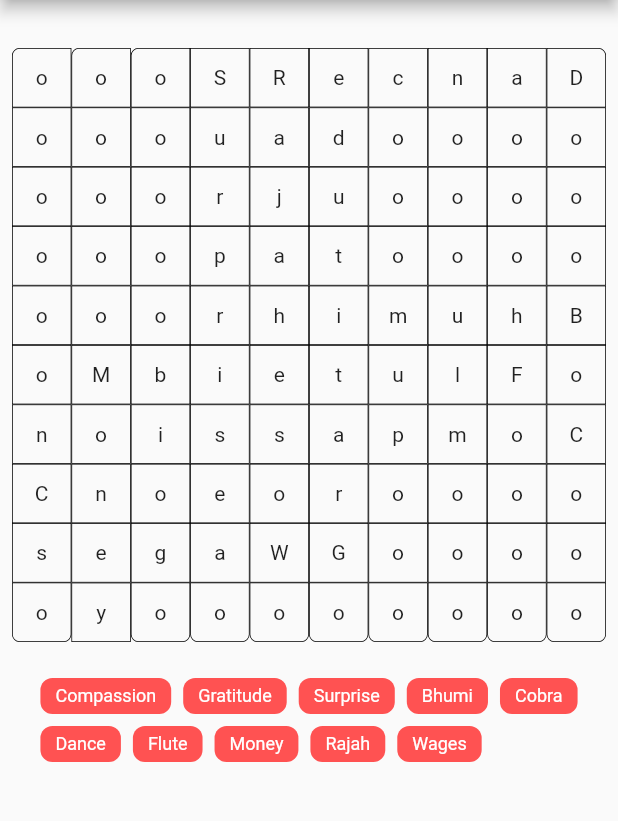
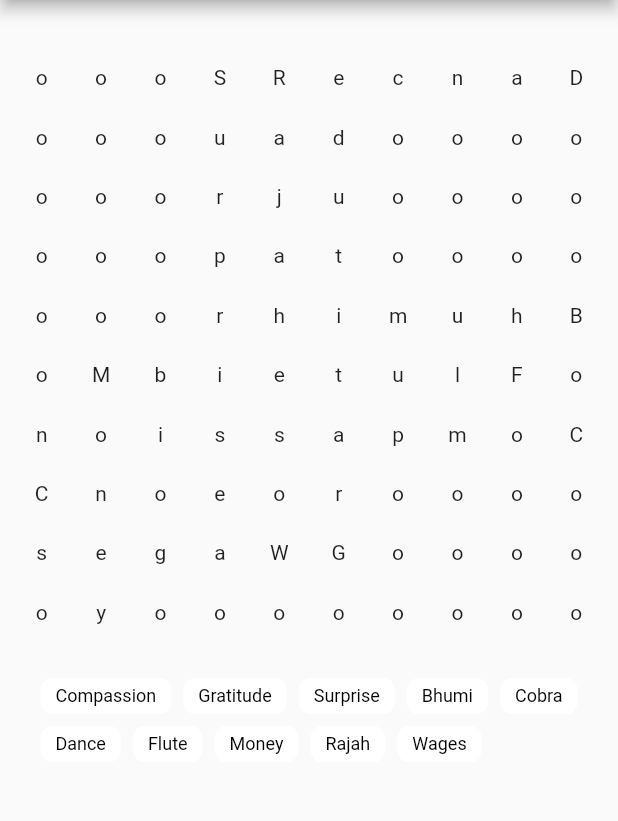
Before and after one commit to Joran-Dob/word_searcher, a Flutter app: the screen it shows after launch, on a phone screen of 412 x 824 dp, the part 84-905 px from its top. Run offline on Flutter 3.47's test engine with Material 2 defaults, Android fonts, the phone set to English and light mode, and no system bars; our stand-ins replace bloc, flutter_bloc.

Commit message:
Made minor style and logic improvement to word searcher

```diff
--- a/word_searcher/lib/src/word_searcher.dart
+++ b/word_searcher/lib/src/word_searcher.dart
@@ -84,25 +84,6 @@ class _WordSearcherState extends State<_WordSearcher> {
                                     child: AspectRatio(
                                       aspectRatio: 1,
                                       child: Container(
-                                        decoration: BoxDecoration(
-                                          border: Border.all(
-                                            width: 0.5,
-                                          ),
-                                          borderRadius: BorderRadius.only(
-                                            topLeft: topLeftItem
-                                                ? const Radius.circular(5)
-                                                : Radius.zero,
-                                            topRight: topRightItem
-                                                ? const Radius.circular(5)
-                                                : Radius.zero,
-                                            bottomLeft: bottomLeftItem
-                                                ? const Radius.circular(5)
-                                                : Radius.zero,
-                                            bottomRight: bottomRightItem
-                                                ? const Radius.circular(5)
-                                                : Radius.zero,
-                                          ),
-                                        ),
                                         height: 50,
                                         child: Center(
                                           child: Text(item),
@@ -127,8 +108,7 @@ class _WordSearcherState extends State<_WordSearcher> {
               Wrap(
                 children: state.words.map<Widget>(
                   (wordItem) {
-                    final backgroundColor =
-                        wordItem.found ? wordItem.foundChipColor : Colors.redAccent;
+                    final backgroundColor = wordItem.found ? wordItem.foundChipColor : Colors.white;
                     return Padding(
                       padding: const EdgeInsets.all(4),
                       child: Container(
@@ -183,7 +163,7 @@ class _DrawOverlayState extends State<_DrawOverlay> {
   List<_DrawnLine> lines = <_DrawnLine>[];
   _DrawnLine line = _DrawnLine([], Colors.black, 2);
   Color selectedColor = Colors.black;
-  double selectedWidth = 10;
+  double selectedWidth = 20;
 
   StreamController<List<_DrawnLine>> linesStreamController =
       StreamController<List<_DrawnLine>>.broadcast();
@@ -244,7 +224,7 @@ class _DrawOverlayState extends State<_DrawOverlay> {
   void onPanStart(DragStartDetails details) {
     final box = context.findRenderObject()! as RenderBox;
     final point = box.globalToLocal(details.globalPosition);
-    selectedColor = Color((math.Random().nextDouble() * 0xFFFFFF).toInt()).withOpacity(1.0);
+    selectedColor = Color((math.Random().nextDouble() * 0xFFFFFF).toInt()).withOpacity(0.2);
     line = _DrawnLine([point], selectedColor, selectedWidth);
   }
 
```
Also changed, not shown: word_searcher/lib/src/cubit/word_searcher_cubit.dart (+16 -8 lines).
